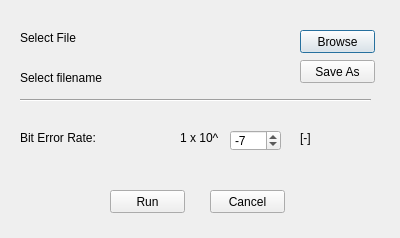
The window that channel.ui (honzabilek4/VideoCodecs) describes before a commit, drawn with Qt 5.
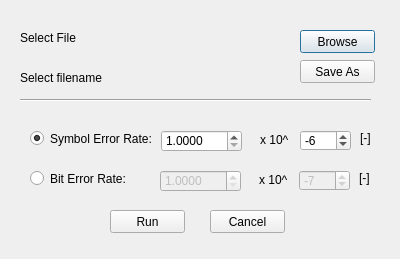
The same window after the commit.

```diff
--- a/channel.ui
+++ b/channel.ui
@@ -7,7 +7,7 @@
     <x>0</x>
     <y>0</y>
     <width>400</width>
-    <height>238</height>
+    <height>259</height>
    </rect>
   </property>
   <property name="windowTitle">
@@ -65,19 +65,6 @@
     <string>Select filename</string>
    </property>
   </widget>
-  <widget class="QLabel" name="label_3">
-   <property name="geometry">
-    <rect>
-     <x>20</x>
-     <y>130</y>
-     <width>81</width>
-     <height>16</height>
-    </rect>
-   </property>
-   <property name="text">
-    <string>Bit Error Rate:</string>
-   </property>
-  </widget>
   <widget class="Line" name="line">
    <property name="geometry">
     <rect>
@@ -94,7 +81,7 @@
   <widget class="QSpinBox" name="spinBox">
    <property name="geometry">
     <rect>
-     <x>230</x>
+     <x>300</x>
      <y>130</y>
      <width>51</width>
      <height>21</height>
@@ -107,27 +94,27 @@
     <number>0</number>
    </property>
    <property name="value">
-    <number>-7</number>
+    <number>-6</number>
    </property>
   </widget>
   <widget class="QLabel" name="label_4">
    <property name="geometry">
     <rect>
-     <x>180</x>
+     <x>260</x>
      <y>130</y>
-     <width>41</width>
-     <height>16</height>
+     <width>31</width>
+     <height>20</height>
     </rect>
    </property>
    <property name="text">
-    <string>1 x 10^</string>
+    <string>x 10^</string>
    </property>
   </widget>
   <widget class="QPushButton" name="runButton">
    <property name="geometry">
     <rect>
      <x>110</x>
-     <y>190</y>
+     <y>210</y>
      <width>75</width>
      <height>23</height>
     </rect>
@@ -140,7 +127,7 @@
    <property name="geometry">
     <rect>
      <x>210</x>
-     <y>190</y>
+     <y>210</y>
      <width>75</width>
      <height>23</height>
     </rect>
@@ -152,7 +139,7 @@
   <widget class="QLabel" name="label_5">
    <property name="geometry">
     <rect>
-     <x>300</x>
+     <x>360</x>
      <y>130</y>
      <width>21</width>
      <height>16</height>
@@ -162,6 +149,124 @@
     <string>[-]</string>
    </property>
   </widget>
+  <widget class="QDoubleSpinBox" name="doubleSpinBox">
+   <property name="geometry">
+    <rect>
+     <x>161</x>
+     <y>130</y>
+     <width>81</width>
+     <height>22</height>
+    </rect>
+   </property>
+   <property name="decimals">
+    <number>4</number>
+   </property>
+   <property name="minimum">
+    <double>1.000000000000000</double>
+   </property>
+   <property name="maximum">
+    <double>10.000000000000000</double>
+   </property>
+  </widget>
+  <widget class="QSpinBox" name="spinBox_2">
+   <property name="enabled">
+    <bool>false</bool>
+   </property>
+   <property name="geometry">
+    <rect>
+     <x>299</x>
+     <y>170</y>
+     <width>51</width>
+     <height>21</height>
+    </rect>
+   </property>
+   <property name="minimum">
+    <number>-99</number>
+   </property>
+   <property name="maximum">
+    <number>0</number>
+   </property>
+   <property name="value">
+    <number>-7</number>
+   </property>
+  </widget>
+  <widget class="QLabel" name="label_6">
+   <property name="geometry">
+    <rect>
+     <x>259</x>
+     <y>170</y>
+     <width>31</width>
+     <height>20</height>
+    </rect>
+   </property>
+   <property name="text">
+    <string>x 10^</string>
+   </property>
+  </widget>
+  <widget class="QLabel" name="label_7">
+   <property name="geometry">
+    <rect>
+     <x>359</x>
+     <y>170</y>
+     <width>21</width>
+     <height>16</height>
+    </rect>
+   </property>
+   <property name="text">
+    <string>[-]</string>
+   </property>
+  </widget>
+  <widget class="QDoubleSpinBox" name="doubleSpinBox_2">
+   <property name="enabled">
+    <bool>false</bool>
+   </property>
+   <property name="geometry">
+    <rect>
+     <x>160</x>
+     <y>170</y>
+     <width>81</width>
+     <height>22</height>
+    </rect>
+   </property>
+   <property name="decimals">
+    <number>4</number>
+   </property>
+   <property name="minimum">
+    <double>1.000000000000000</double>
+   </property>
+   <property name="maximum">
+    <double>10.000000000000000</double>
+   </property>
+  </widget>
+  <widget class="QRadioButton" name="radioButton_SER">
+   <property name="geometry">
+    <rect>
+     <x>30</x>
+     <y>130</y>
+     <width>121</width>
+     <height>17</height>
+    </rect>
+   </property>
+   <property name="text">
+    <string>Symbol Error Rate:</string>
+   </property>
+   <property name="checked">
+    <bool>true</bool>
+   </property>
+  </widget>
+  <widget class="QRadioButton" name="radioButton_BER">
+   <property name="geometry">
+    <rect>
+     <x>30</x>
+     <y>170</y>
+     <width>111</width>
+     <height>17</height>
+    </rect>
+   </property>
+   <property name="text">
+    <string>Bit Error Rate:</string>
+   </property>
+  </widget>
  </widget>
  <resources/>
  <connections/>
```
Left out of the diff: 67 changed lines with no effect on the pictures.
